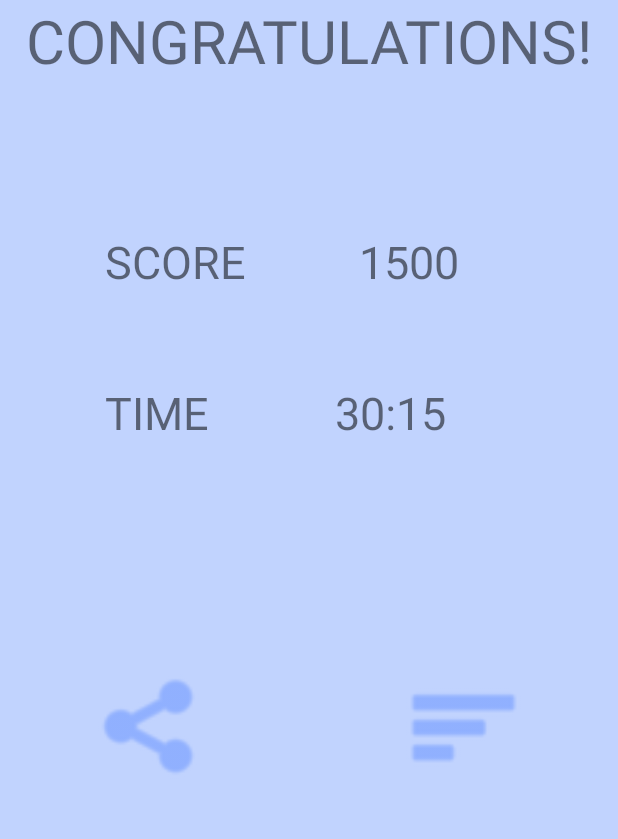
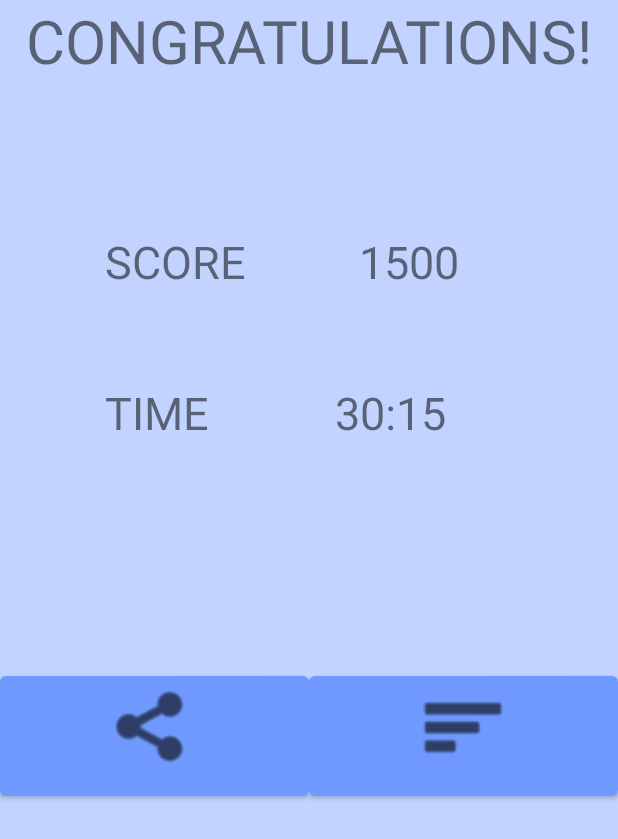
Before and after one commit to LoisSotoLopez/rankcity, an Android app: the layout activity_info.xml on its own in the app's theme, with its tools: preview values and no code run, on a phone screen of 412 x 824 dp. Shown: the top 839 px of the screen. Run offline under Robolectric (Android 15) with nearby library versions, the phone set to English and light mode, and no system bars; Roboto replaces fonts that are not available here.

Commit message:
activity_info.xml with buttons

```diff
--- a/RankCityApp/app/src/main/res/layout/activity_info.xml
+++ b/RankCityApp/app/src/main/res/layout/activity_info.xml
@@ -79,27 +79,31 @@
 
     <LinearLayout
         android:layout_width="match_parent"
-        android:layout_height="match_parent"
+        android:layout_height="192dp"
         android:orientation="horizontal"
         android:paddingTop="@dimen/info_padding">
 
-        <ImageView
-            android:id="@+id/share_image"
+        <Button
+            android:id="@+id/button_share"
             android:layout_width="wrap_content"
-            android:layout_height="80dp"
+            android:layout_height="wrap_content"
             android:layout_weight="1"
-            android:contentDescription="@string/share_menu"
-            app:srcCompat="@android:drawable/ic_menu_share"
-            app:tint="@color/button_primary" />
+            app:backgroundTint="@color/button_primary"
+            app:icon="@android:drawable/ic_menu_share"
+            app:iconGravity="top"
+            app:iconSize="60sp"
+            app:iconTint="@color/button_text" />
 
-        <ImageView
-            android:id="@+id/menu_image"
+        <Button
+            android:id="@+id/button_menu"
             android:layout_width="wrap_content"
-            android:layout_height="80dp"
+            android:layout_height="wrap_content"
             android:layout_weight="1"
-            android:contentDescription="@string/main_menu"
-            app:tint="@color/button_primary"
-            app:srcCompat="@android:drawable/ic_menu_sort_by_size" />
+            app:backgroundTint="@color/button_primary"
+            app:icon="@android:drawable/ic_menu_sort_by_size"
+            app:iconGravity="top"
+            app:iconSize="60sp"
+            app:iconTint="@color/button_text" />
 
     </LinearLayout>
 
```
